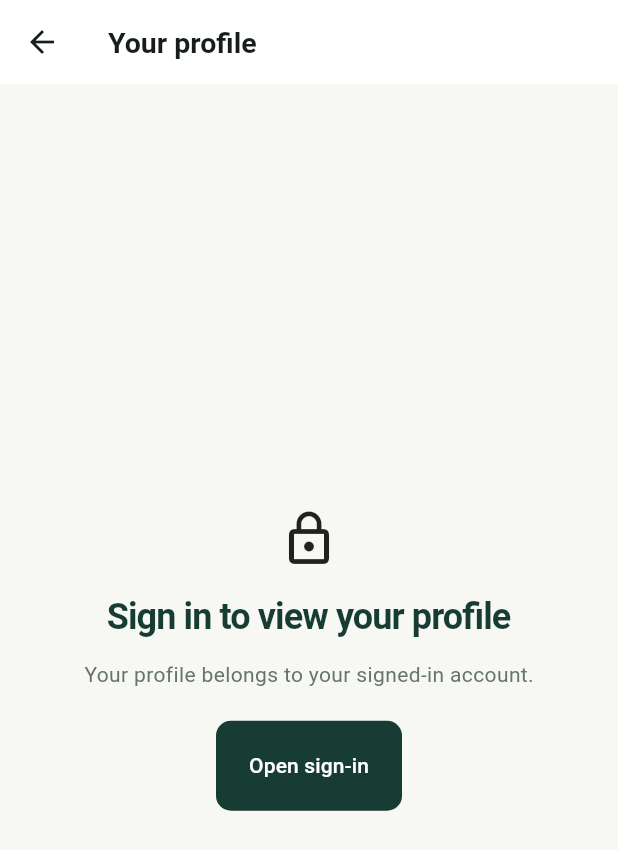
After one commit to vishalpoute/SmartHire, a Flutter app: the ProfilePage screen opened by its route, on a phone screen of 412 x 824 dp. The commit adds this screen. Shown: the top 850 px of the screen. Run offline on Flutter 3.47's test engine with Material 3 defaults, Android fonts, the phone set to English and light mode, and no system bars; our stand-ins replace firebase_auth, firebase_core, flutter_bloc; accounts and stored records are empty.

Commit message:
Add session-protected profile overview and identity revocation tests

```diff
--- a/apps/flutter_app/lib/app.dart
+++ b/apps/flutter_app/lib/app.dart
@@ -9,6 +9,7 @@ import 'features/auth/presentation/account_page.dart';
 import 'features/auth/domain/auth_repository.dart';
 import 'features/auth/data/firebase_auth_repository.dart';
 import 'features/auth/presentation/session_cubit.dart';
+import 'features/profile/presentation/profile_page.dart';
 import 'features/jobs/data/demo_job_repository.dart';
 import 'features/jobs/presentation/jobs_cubit.dart';
 import 'features/jobs/presentation/job_discovery_page.dart';
@@ -77,6 +78,7 @@ class SmartHireApp extends StatelessWidget {
           );
         },
         routes: {
+          AppRoutes.profile: (_) => const ProfilePage(),
           AppRoutes.discover: (_) => const JobDiscoveryPage(),
           AppRoutes.signIn: (context) => AccountPage(
             mode: AccountMode.signIn,
--- a/apps/flutter_app/lib/core/routing/app_routes.dart
+++ b/apps/flutter_app/lib/core/routing/app_routes.dart
@@ -1,6 +1,7 @@
 abstract final class AppRoutes {
   static String jobDetails(String id) => '/jobs/${Uri.encodeComponent(id)}';
   static const discover = '/';
+  static const profile = '/profile';
   static const signIn = '/sign-in';
   static const register = '/register';
   static const resetPassword = '/reset-password';
--- /dev/null
+++ b/apps/flutter_app/lib/core/routing/session_gate.dart
@@ -0,0 +1,59 @@
+import 'package:flutter/material.dart';
+import 'package:flutter_bloc/flutter_bloc.dart';
+
+import '../../features/auth/domain/auth_repository.dart';
+import '../../features/auth/presentation/session_cubit.dart';
+import 'app_routes.dart';
+
+/// A UI boundary only. Server authorization and data rules remain mandatory.
+class SessionGate extends StatelessWidget {
+  const SessionGate({super.key, required this.builder});
+  final Widget Function(BuildContext, AuthUser) builder;
+
+  @override
+  Widget build(BuildContext context) => BlocBuilder<SessionCubit, SessionState>(
+    builder: (context, state) {
+      if (state.status == SessionStatus.loading) {
+        return const Center(child: CircularProgressIndicator());
+      }
+      final user = state.user;
+      if (state.status == SessionStatus.signedIn && user != null) {
+        return builder(context, user);
+      }
+      final unavailable = state.status == SessionStatus.unavailable;
+      return Center(
+        child: Padding(
+          padding: const EdgeInsets.all(24),
+          child: ConstrainedBox(
+            constraints: const BoxConstraints(maxWidth: 440),
+            child: Column(
+              mainAxisSize: MainAxisSize.min,
+              children: [
+                const Icon(Icons.lock_outline, size: 40),
+                const SizedBox(height: 16),
+                Text(
+                  unavailable
+                      ? 'Account connection unavailable'
+                      : 'Sign in to view your profile',
+                  style: Theme.of(context).textTheme.headlineSmall,
+                ),
+                const SizedBox(height: 12),
+                Text(
+                  unavailable
+                      ? 'Your account details are hidden until the connection is restored.'
+                      : 'Your profile belongs to your signed-in account.',
+                ),
+                const SizedBox(height: 20),
+                FilledButton(
+                  onPressed: () =>
+                      Navigator.pushNamed(context, AppRoutes.signIn),
+                  child: const Text('Open sign-in'),
+                ),
+              ],
+            ),
+          ),
+        ),
+      );
+    },
+  );
+}
--- a/apps/flutter_app/lib/features/auth/presentation/account_summary.dart
+++ b/apps/flutter_app/lib/features/auth/presentation/account_summary.dart
@@ -88,6 +88,11 @@ class AccountSummary extends StatelessWidget {
                       ),
                       child: const Text('Explore jobs'),
                     ),
+                    FilledButton(
+                      onPressed: () =>
+                          Navigator.pushNamed(context, AppRoutes.profile),
+                      child: const Text('View profile'),
+                    ),
                     TextButton(
                       onPressed: state.status == AuthActionStatus.submitting
                           ? null
```
Also changed, not shown: apps/flutter_app/lib/features/profile/presentation/profile_page.dart (added, +79 -0 lines), 2 other files.
